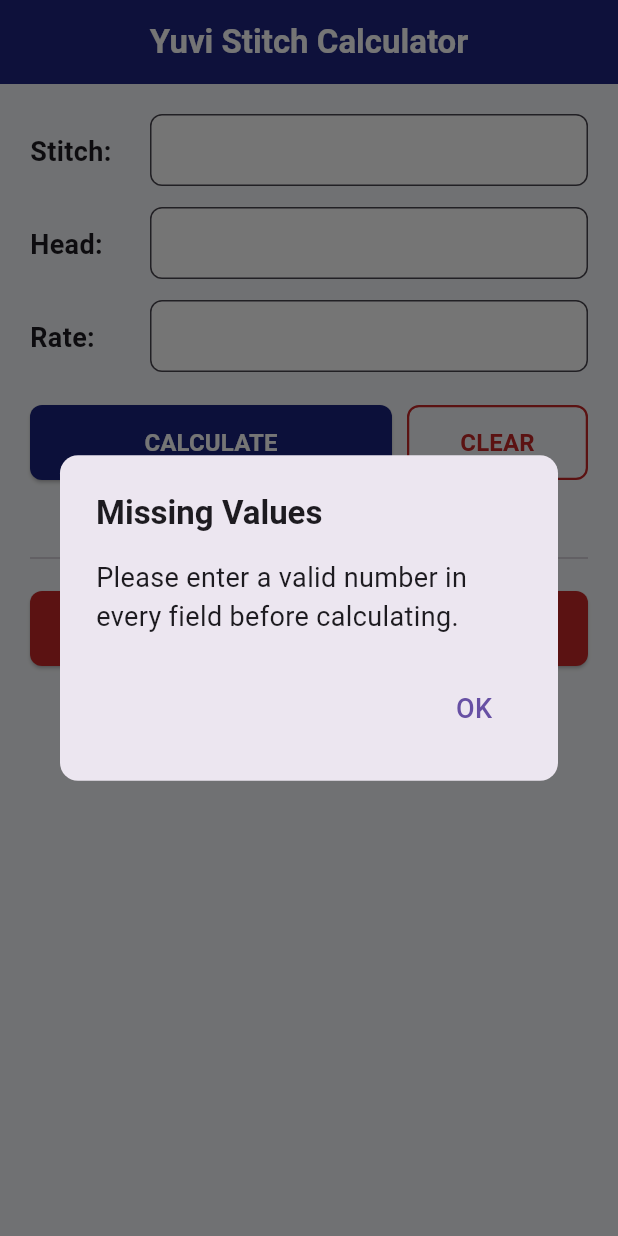
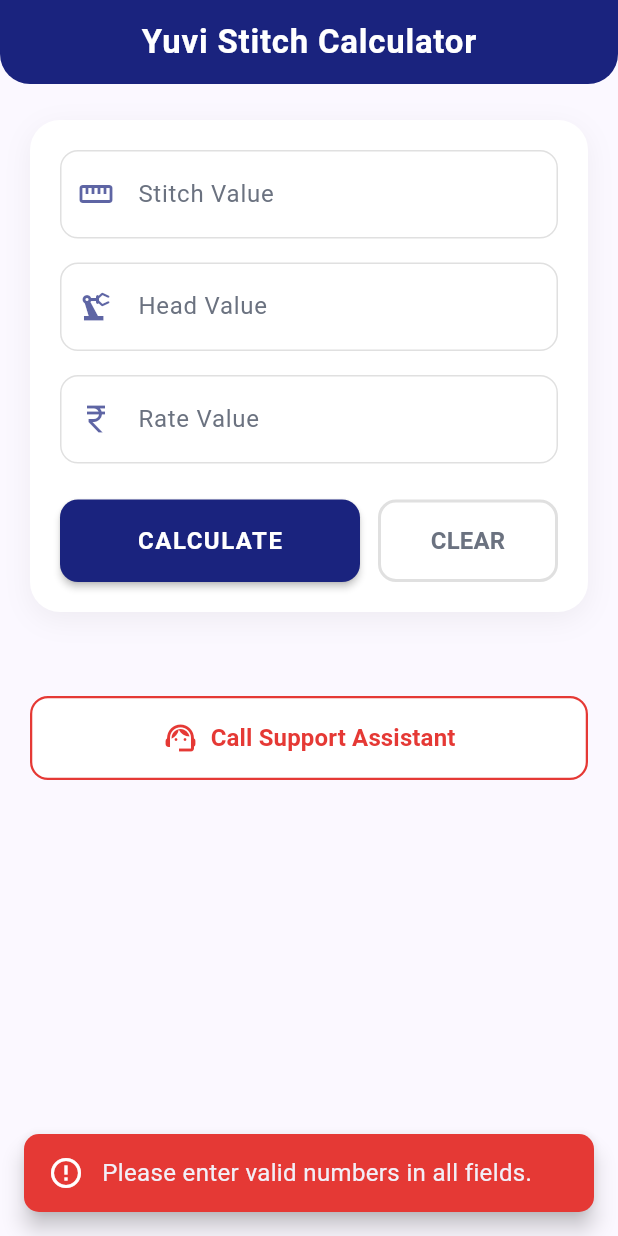
Before and after one commit to chopra-yuvraj/stitch-calculator, a Flutter app: the screen it shows after launch, after a tap on "CALCULATE", on a phone screen of 412 x 824 dp. Run offline on Flutter 3.47's test engine with Material 3 defaults, Android fonts, the phone set to English and light mode, and no system bars.

Commit message:
Refactor main function and enhance UI components
Refactor main function and update UI styles for better aesthetics. Introduce new error handling and input field methods.

```diff
--- a/lib/main.dart
+++ b/lib/main.dart
@@ -2,7 +2,12 @@ import 'package:flutter/material.dart';
 import 'package:flutter/services.dart';
 import 'package:url_launcher/url_launcher.dart';
 
-void main() => runApp(const StitchCalculatorApp());
+void main() {
+  SystemChrome.setSystemUIOverlayStyle(
+    const SystemUiOverlayStyle(statusBarColor: Colors.transparent),
+  );
+  runApp(const StitchCalculatorApp());
+}
 
 class StitchCalculatorApp extends StatelessWidget {
   const StitchCalculatorApp({super.key});
@@ -14,12 +19,15 @@ class StitchCalculatorApp extends StatelessWidget {
       debugShowCheckedModeBanner: false,
       theme: ThemeData(
         useMaterial3: true,
-        scaffoldBackgroundColor: const Color(0xFFF5F7FA),
+        colorScheme: ColorScheme.fromSeed(
+          seedColor: const Color(0xFF1A237E),
+          background: const Color(0xFFF3F4F6),
+        ),
         appBarTheme: const AppBarTheme(
           backgroundColor: Color(0xFF1A237E),
           foregroundColor: Colors.white,
           centerTitle: true,
-          elevation: 2,
+          elevation: 0,
         ),
       ),
       home: const CalculatorScreen(),
@@ -36,13 +44,17 @@ class CalculatorScreen extends StatefulWidget {
 
 class _CalculatorScreenState extends State<CalculatorScreen> {
   final _stitchCtrl = TextEditingController();
-  final _headCtrl   = TextEditingController();
-  final _rateCtrl   = TextEditingController();
+  final _headCtrl = TextEditingController();
+  final _rateCtrl = TextEditingController();
 
   String? _result;
 
-  static const _primaryColor = Color(0xFF1A237E);
-  static const _dangerColor  = Color(0xFFC62828);
+  // Premium Color Palette
+  static const _primary = Color(0xFF1A237E);
+  static const _danger = Color(0xFFE53935);
+  static const _surface = Colors.white;
+  static const _textPrimary = Color(0xFF1F2937);
+  static const _textSecondary = Color(0xFF6B7280);
 
   @override
   void dispose() {
@@ -53,15 +65,15 @@ class _CalculatorScreenState extends State<CalculatorScreen> {
   }
 
   void _calculate() {
+    // Dismiss keyboard for a clean view of the result
+    FocusManager.instance.primaryFocus?.unfocus();
+
     final stitch = double.tryParse(_stitchCtrl.text.trim());
-    final head   = double.tryParse(_headCtrl.text.trim());
-    final rate   = double.tryParse(_rateCtrl.text.trim());
+    final head = double.tryParse(_headCtrl.text.trim());
+    final rate = double.tryParse(_rateCtrl.text.trim());
 
     if (stitch == null || head == null || rate == null) {
-      _showAlert(
-        'Missing Values',
-        'Please enter a valid number in every field before calculating.',
-      );
+      _showErrorSnackBar('Please enter valid numbers in all fields.');
       return;
     }
 
@@ -70,10 +82,29 @@ class _CalculatorScreenState extends State<CalculatorScreen> {
   }
 
   void _clear() {
+    FocusManager.instance.primaryFocus?.unfocus();
     _stitchCtrl.clear();
     _headCtrl.clear();
     _rateCtrl.clear();
     setState(() => _result = null);
+  }
+
+  void _showErrorSnackBar(String message) {
+    ScaffoldMessenger.of(context).showSnackBar(
+      SnackBar(
+        content: Row(
+          children: [
+            const Icon(Icons.error_outline, color: Colors.white),
+            const SizedBox(width: 12),
+            Expanded(child: Text(message, style: const TextStyle(fontSize: 16))),
+          ],
+        ),
+        backgroundColor: _danger,
+        behavior: SnackBarBehavior.floating,
+        shape: RoundedRectangleBorder(borderRadius: BorderRadius.circular(10)),
+        margin: const EdgeInsets.all(16),
+      ),
+    );
   }
 
   Future<void> _callForHelp() async {
@@ -82,35 +113,43 @@ class _CalculatorScreenState extends State<CalculatorScreen> {
       await launchUrl(uri);
     } else {
       if (!mounted) return;
-      ScaffoldMessenger.of(context).showSnackBar(
-        const SnackBar(
-          content: Text('⚠️ Cannot open the phone dialer.', style: TextStyle(fontSize: 16)),
-          backgroundColor: _dangerColor,
-        ),
-      );
+      _showErrorSnackBar('Cannot open the phone dialer on this device.');
     }
   }
 
-  void _showAlert(String title, String message) {
-    showDialog(
-      context: context,
-      builder: (_) => AlertDialog(
-        shape: RoundedRectangleBorder(borderRadius: BorderRadius.circular(12)),
-        title: Text(title, style: const TextStyle(fontSize: 22, fontWeight: FontWeight.bold)),
-        content: Text(message, style: const TextStyle(fontSize: 18)),
-        actions: [
-          TextButton(
-            onPressed: () => Navigator.pop(context),
-            child: const Text('OK', style: TextStyle(fontSize: 18)),
+  Widget _buildInputField({
+    required String label,
+    required TextEditingController controller,
+    required IconData icon,
+  }) {
+    return Padding(
+      padding: const EdgeInsets.only(bottom: 16),
+      child: TextFormField(
+        controller: controller,
+        keyboardType: const TextInputType.numberWithOptions(decimal: true),
+        inputFormatters: [FilteringTextInputFormatter.allow(RegExp(r'[0-9.]'))],
+        style: const TextStyle(fontSize: 18, fontWeight: FontWeight.w600, color: _textPrimary),
+        decoration: InputDecoration(
+          labelText: label,
+          labelStyle: const TextStyle(color: _textSecondary, fontSize: 16),
+          prefixIcon: Icon(icon, color: _primary.withOpacity(0.7)),
+          filled: true,
+          fillColor: _surface,
+          contentPadding: const EdgeInsets.symmetric(horizontal: 20, vertical: 16),
+          border: OutlineInputBorder(
+            borderRadius: BorderRadius.circular(12),
+            borderSide: BorderSide(color: Colors.grey.shade300),
           ),
-        ],
+          enabledBorder: OutlineInputBorder(
+            borderRadius: BorderRadius.circular(12),
+            borderSide: BorderSide(color: Colors.grey.shade300),
           ),
-    );
-  }
-
-  Widget _inputField(String label, TextEditingController ctrl) {
-    return Padding(
-      padding: const EdgeInsets.only(bottom: 14), // Reduced spacing
+          focusedBorder: OutlineInputBorder(
+            borderRadius: BorderRadius.circular(12),
+            borderSide: const BorderSide(color: _primary, width: 2),
+          ),
+        ),
+      ),
     );
   }
 
@@ -120,173 +159,138 @@ class _CalculatorScreenState extends State<CalculatorScreen> {
       appBar: AppBar(
         title: const Text(
           'Yuvi Stitch Calculator',
-          style: TextStyle(fontSize: 22, fontWeight: FontWeight.bold), // Sleeker title
+          style: TextStyle(fontSize: 22, fontWeight: FontWeight.w700, letterSpacing: 0.5),
+        ),
+        shape: const RoundedRectangleBorder(
+          borderRadius: BorderRadius.vertical(bottom: Radius.circular(20)),
         ),
       ),
       body: SafeArea(
         child: SingleChildScrollView(
-          padding: const EdgeInsets.all(20), // More compact padding
+          physics: const BouncingScrollPhysics(),
+          padding: const EdgeInsets.fromLTRB(20, 24, 20, 24),
           child: Column(
             crossAxisAlignment: CrossAxisAlignment.stretch,
             children: [
-              // Row 1: Stitch Input
+              // Premium Input Card
+              Container(
+                decoration: BoxDecoration(
+                  color: _surface,
+                  borderRadius: BorderRadius.circular(20),
+                  boxShadow: [
+                    BoxShadow(
+                      color: Colors.black.withOpacity(0.05),
+                      blurRadius: 15,
+                      offset: const Offset(0, 5),
+                    ),
+                  ],
+                ),
+                padding: const EdgeInsets.all(20),
+                child: Column(
+                  children: [
+                    _buildInputField(label: 'Stitch Value', controller: _stitchCtrl, icon: Icons.straighten),
+                    _buildInputField(label: 'Head Value', controller: _headCtrl, icon: Icons.precision_manufacturing),
+                    _buildInputField(label: 'Rate Value', controller: _rateCtrl, icon: Icons.currency_rupee),
+
+                    const SizedBox(height: 8),
+
+                    // Action Buttons
                     Row(
                       children: [
-                  const SizedBox(width: 80, child: Text('Stitch:', style: TextStyle(fontSize: 18, fontWeight: FontWeight.bold))),
                         Expanded(
-                    child: SizedBox(
-                      height: 50,
-                      child: TextField(
-                        controller: _stitchCtrl,
-                        keyboardType: const TextInputType.numberWithOptions(decimal: true),
-                        inputFormatters: [FilteringTextInputFormatter.allow(RegExp(r'[0-9.]'))],
-                        style: const TextStyle(fontSize: 18),
-                        decoration: InputDecoration(
-                          contentPadding: const EdgeInsets.symmetric(horizontal: 12, vertical: 10),
-                          filled: true,
-                          fillColor: Colors.white,
-                          border: OutlineInputBorder(borderRadius: BorderRadius.circular(8)),
+                          flex: 5,
+                          child: ElevatedButton(
+                            onPressed: _calculate,
+                            style: ElevatedButton.styleFrom(
+                              backgroundColor: _primary,
+                              foregroundColor: Colors.white,
+                              elevation: 2,
+                              padding: const EdgeInsets.symmetric(vertical: 16),
+                              shape: RoundedRectangleBorder(borderRadius: BorderRadius.circular(12)),
+                            ),
+                            child: const Text('CALCULATE', style: TextStyle(fontSize: 16, fontWeight: FontWeight.bold, letterSpacing: 1)),
                           ),
                         ),
+                        const SizedBox(width: 12),
+                        Expanded(
+                          flex: 3,
+                          child: OutlinedButton(
+                            onPressed: _clear,
+                            style: OutlinedButton.styleFrom(
+                              foregroundColor: _textSecondary,
+                              padding: const EdgeInsets.symmetric(vertical: 16),
+                              side: BorderSide(color: Colors.grey.shade300, width: 2),
+                              shape: RoundedRectangleBorder(borderRadius: BorderRadius.circular(12)),
+                            ),
+                            child: const Text('CLEAR', style: TextStyle(fontSize: 16, fontWeight: FontWeight.bold)),
                           ),
                         ),
                       ],
                     ),
-              const SizedBox(height: 12),
-
-              // Row 2: Head Input
-              Row(
-                children: [
-                  const SizedBox(width: 80, child: Text('Head:', style: TextStyle(fontSize: 18, fontWeight: FontWeight.bold))),
-                  Expanded(
-                    child: SizedBox(
-                      height: 50,
-                      child: TextField(
-                        controller: _headCtrl,
-                        keyboardType: const TextInputType.numberWithOptions(decimal: true),
-                        inputFormatters: [FilteringTextInputFormatter.allow(RegExp(r'[0-9.]'))],
-                        style: const TextStyle(fontSize: 18),
-                        decoration: InputDecoration(
-                          contentPadding: const EdgeInsets.symmetric(horizontal: 12, vertical: 10),
-                          filled: true,
-                          fillColor: Colors.white,
-                          border: OutlineInputBorder(borderRadius: BorderRadius.circular(8)),
+                  ],
                 ),
               ),
+
+              const SizedBox(height: 24),
+
+              // Animated Result Display
+              AnimatedSize(
+                duration: const Duration(milliseconds: 300),
+                curve: Curves.easeOutCubic,
+                child: _result == null
+                    ? const SizedBox.shrink()
+                    : Container(
+                        padding: const EdgeInsets.all(24),
+                        decoration: BoxDecoration(
+                          gradient: const LinearGradient(
+                            colors: [Color(0xFF1A237E), Color(0xFF3949AB)],
+                            begin: Alignment.topLeft,
+                            end: Alignment.bottomRight,
                           ),
+                          borderRadius: BorderRadius.circular(20),
+                          boxShadow: [
+                            BoxShadow(
+                              color: _primary.withOpacity(0.3),
+                              blurRadius: 12,
+                              offset: const Offset(0, 6),
                             ),
                           ],
                         ),
-              const SizedBox(height: 12),
-
-              // Row 3: Rate Input
-              Row(
+                        child: Column(
                           children: [
-                  const SizedBox(width: 80, child: Text('Rate:', style: TextStyle(fontSize: 18, fontWeight: FontWeight.bold))),
-                  Expanded(
-                    child: SizedBox(
-                      height: 50,
-                      child: TextField(
-                        controller: _rateCtrl,
-                        keyboardType: const TextInputType.numberWithOptions(decimal: true),
-                        inputFormatters: [FilteringTextInputFormatter.allow(RegExp(r'[0-9.]'))],
-                        style: const TextStyle(fontSize: 18),
-                        decoration: InputDecoration(
-                          contentPadding: const EdgeInsets.symmetric(horizontal: 12, vertical: 10),
-                          filled: true,
-                          fillColor: Colors.white,
-                          border: OutlineInputBorder(borderRadius: BorderRadius.circular(8)),
+                            const Text(
+                              'FINAL RESULT',
+                              style: TextStyle(color: Colors.white70, fontSize: 14, fontWeight: FontWeight.w600, letterSpacing: 2),
                             ),
+                            const SizedBox(height: 8),
+                            Text(
+                              _result!,
+                              style: const TextStyle(color: Colors.white, fontSize: 42, fontWeight: FontWeight.bold),
                             ),
+                            const SizedBox(height: 8),
+                            const Text(
+                              '(Stitch × Head × Rate) ÷ 1000',
+                              style: TextStyle(color: Colors.white54, fontSize: 12),
                             ),
-                  ),
-                ],
-              ),
-              const SizedBox(height: 20),
-
-              // Action Buttons side by side to save vertical space
-              Row(
-                children: [
-                  Expanded(
-                    flex: 2,
-                    child: SizedBox(
-                      height: 50,
-                      child: ElevatedButton(
-                        onPressed: _calculate,
-                        style: ElevatedButton.styleFrom(
-                          backgroundColor: _primaryColor,
-                          foregroundColor: Colors.white,
-                          shape: RoundedRectangleBorder(borderRadius: BorderRadius.circular(8)),
-                        ),
-                        child: const Text('CALCULATE', style: TextStyle(fontSize: 16, fontWeight: FontWeight.bold)),
-                      ),
-                    ),
-                  ),
-                  const SizedBox(width: 10),
-                  Expanded(
-                    flex: 1,
-                    child: SizedBox(
-                      height: 50,
-                      child: OutlinedButton(
-                        onPressed: _clear,
-                        style: OutlinedButton.styleFrom(
-                          foregroundColor: _dangerColor,
-                          side: const BorderSide(color: _dangerColor, width: 1.5),
-                          shape: RoundedRectangleBorder(borderRadius: BorderRadius.circular(8)),
-                        ),
-                        child: const Text('CLEAR', style: TextStyle(fontSize: 16, fontWeight: FontWeight.bold)),
-                      ),
-                    ),
-                  ),
-                ],
-              ),
-              const SizedBox(height: 20),
-
-              // Compact Result Box
-              AnimatedSwitcher(
-                duration: const Duration(milliseconds: 250),
-                child: _result == null
-                    ? const SizedBox.shrink(key: ValueKey('empty'))
-                    : Container(
-                        key: const ValueKey('result'),
-                        padding: const EdgeInsets.symmetric(vertical: 16, horizontal: 16),
-                        decoration: BoxDecoration(
-                          color: const Color(0xFFE8EAF6),
-                          borderRadius: BorderRadius.circular(10),
-                          border: Border.all(color: _primaryColor, width: 2),
-                        ),
-                        child: Row(
-                          mainAxisAlignment: MainAxisAlignment.between,
-                          children: [
-                            const Column(
-                              crossAxisAlignment: CrossAxisAlignment.start,
-                              children: [
-                                Text('RESULT', style: TextStyle(fontSize: 14, fontWeight: FontWeight.bold, color: _primaryColor, letterSpacing: 2)),
-                                Text('(Stitch × Head × Rate) ÷ 1000', style: TextStyle(fontSize: 11, color: Color(0xFF5C6BC0))),
-                              ],
-                            ),
-                            Text(_result!, style: const TextStyle(fontSize: 36, fontWeight: FontWeight.bold, color: _primaryColor)),
                           ],
                         ),
                       ),
               ),
 
-              const SizedBox(height: 24),
-              const Divider(thickness: 1),
-              const SizedBox(height: 14),
+              const SizedBox(height: 32),
 
-              // Smaller Support Assistance Button
-              SizedBox(
-                height: 50,
-                child: ElevatedButton.icon(
+              // Support Assistant Button
+              ElevatedButton.icon(
                 onPressed: _callForHelp,
-                  icon: const Icon(Icons.phone_in_talk_rounded, size: 22),
+                icon: const Icon(Icons.support_agent, size: 24),
                 label: const Text('Call Support Assistant', style: TextStyle(fontSize: 16, fontWeight: FontWeight.bold)),
                 style: ElevatedButton.styleFrom(
-                    backgroundColor: _dangerColor,
-                    foregroundColor: Colors.white,
-                    shape: RoundedRectangleBorder(borderRadius: BorderRadius.circular(8)),
-                  ),
+                  backgroundColor: _surface,
+                  foregroundColor: _danger,
+                  elevation: 0,
+                  padding: const EdgeInsets.symmetric(vertical: 16),
+                  side: const BorderSide(color: _danger, width: 1.5),
+                  shape: RoundedRectangleBorder(borderRadius: BorderRadius.circular(12)),
                 ),
               ),
             ],
```
Lines whose indentation alone changed are shown as unchanged.
